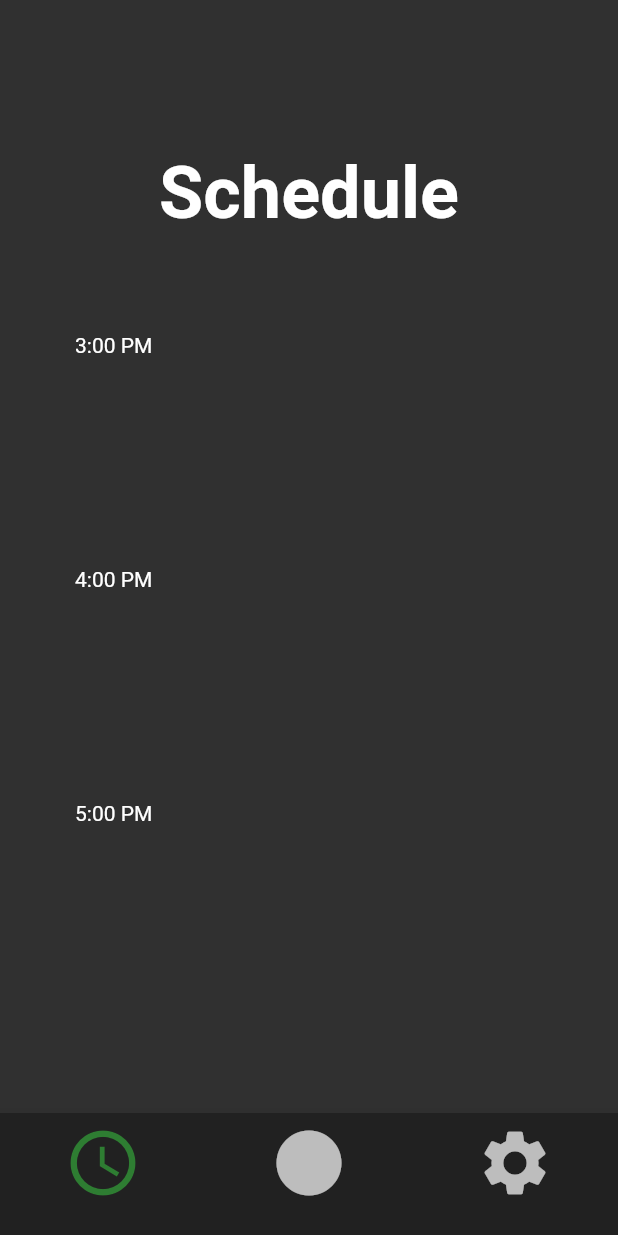
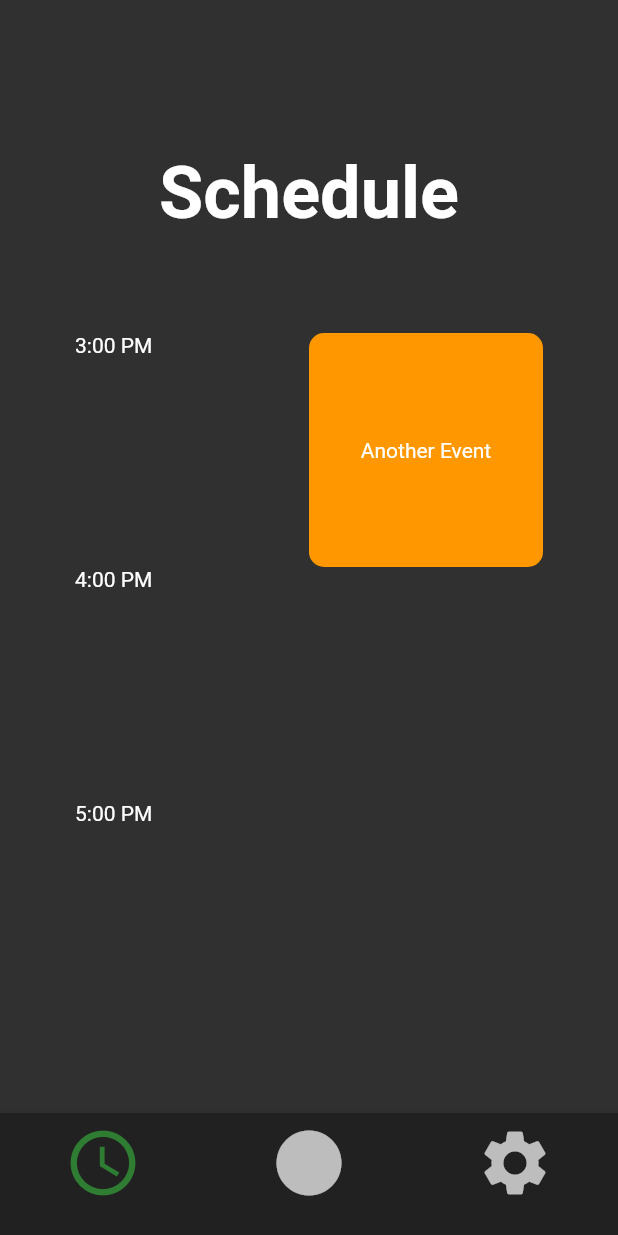
Before and after one commit to mars3725/MSB_Companion_App, a Flutter app: the Nav screen opened by its route, scrolled down 2304 dp, on a phone screen of 412 x 824 dp. Run offline on Flutter 3.47's test engine with Material 2 defaults, Android fonts, the phone set to English and light mode, and no system bars.

Commit message:
Rounded corners on events in schedule

```diff
--- a/lib/data.dart
+++ b/lib/data.dart
@@ -7,7 +7,13 @@ List<Event> events = [
       start: const TimeOfDay(hour: 5, minute: 0),
       end: const TimeOfDay(hour: 8, minute: 0),
       name: 'Super Cool Event',
-      color: Colors.green)
+      color: Colors.green),
+  Event(
+      start: const TimeOfDay(hour: 15, minute: 0),
+      end: const TimeOfDay(hour: 16, minute: 0),
+      name: 'Another Event',
+      color: Colors.orange),
+
 ];
 
 //Home
--- a/lib/schedule.dart
+++ b/lib/schedule.dart
@@ -34,9 +34,15 @@ class _ScheduleState extends State<Schedule> {
                 for (var e in events) {
                   if (e.start.hour <= time.hour && e.end.hour > time.hour) {
                     return GridTile(child: Container(
-                        color: e.color,
+                        decoration: BoxDecoration(
+                            borderRadius: BorderRadius.vertical(
+                                top: Radius.circular(e.start.hour == time.hour? 10 : 0),
+                                bottom: Radius.circular(e.end.hour == time.hour+1? 10 : 0)
+                            ),
+                            color: e.color
+                        ),
                         child: time.hour == (e.start.hour + e.end.hour)~/2?
-                              Center(child: Text(e.name, textAlign: TextAlign.center))
+                        Center(child: Text(e.name, textAlign: TextAlign.center))
                             : null)
                     );
                   }
```
